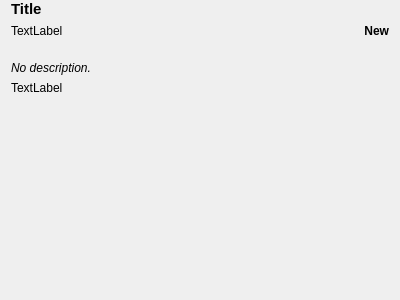
lostrootpass/alphagem, file podcatcher/Resources/ui/widgets/EpisodeDetailWidget.ui: the form before one commit.
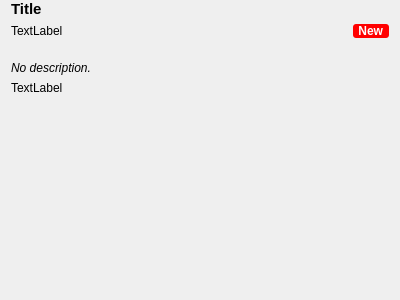
The form after the commit. Custom widgets are drawn as their Qt base class.

```diff
--- a/podcatcher/Resources/ui/widgets/EpisodeDetailWidget.ui
+++ b/podcatcher/Resources/ui/widgets/EpisodeDetailWidget.ui
@@ -72,6 +72,9 @@
          <bold>true</bold>
         </font>
        </property>
+       <property name="styleSheet">
+        <string notr="true">background-color: red; color: white; padding-right: 3px; border-radius: 3px;</string>
+       </property>
        <property name="text">
         <string>New</string>
        </property>
```
